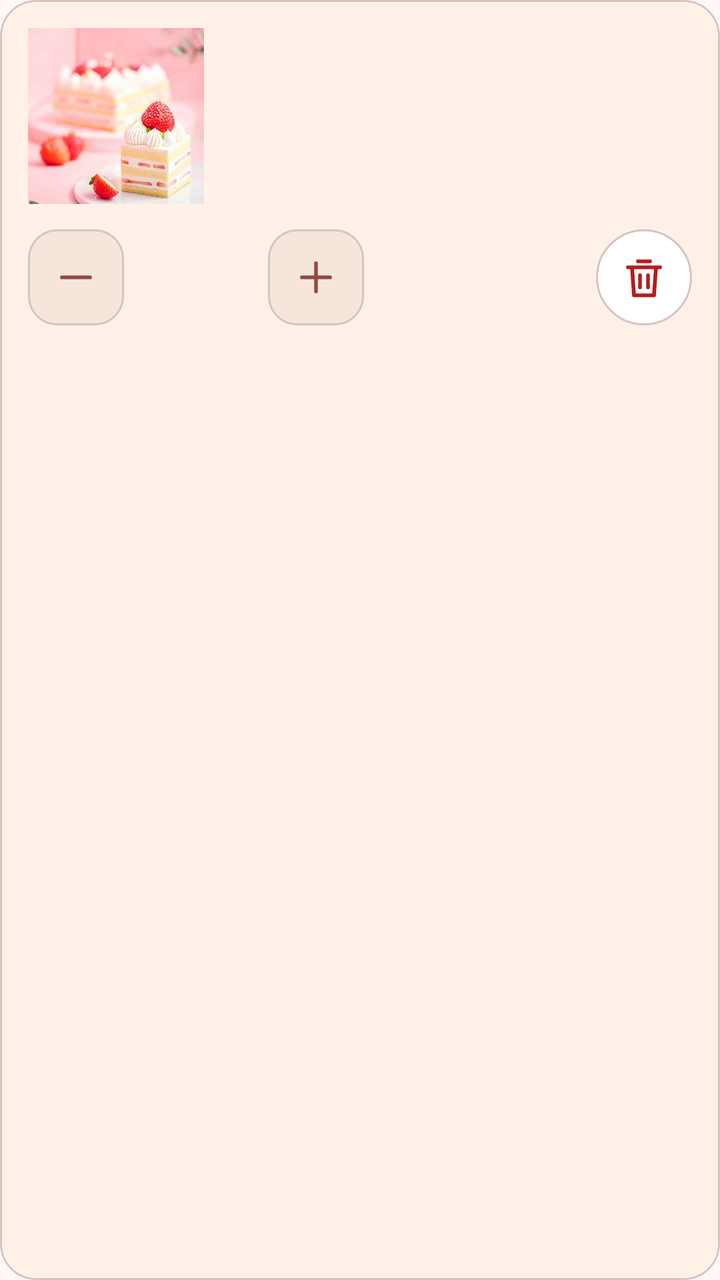
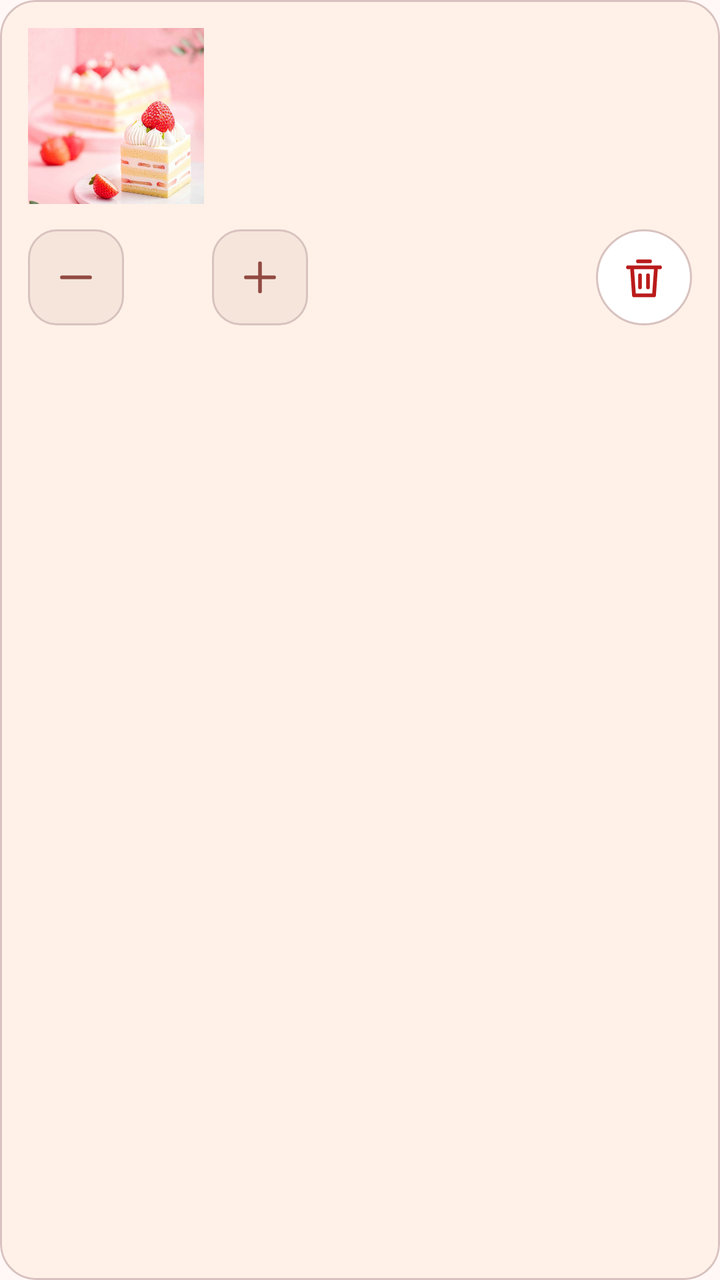

Compare the two renders of this Android layout. The source of the first and the diff that turns it into the second are given below.
<!-- AndroidManifest.xml: application theme Theme.ButterQueen -->
<!-- res/layout/item_cart.xml -->
<?xml version="1.0" encoding="utf-8"?>
<com.google.android.material.card.MaterialCardView xmlns:android="http://schemas.android.com/apk/res/android"
    xmlns:app="http://schemas.android.com/apk/res-auto"
    android:layout_width="match_parent"
    android:layout_height="wrap_content"
    android:layout_marginBottom="12dp"
    app:cardBackgroundColor="@color/md_theme_surfaceContainerLow"
    app:cardCornerRadius="18dp"
    app:cardElevation="0dp"
    app:strokeColor="@color/md_theme_outlineVariant"
    app:strokeWidth="1dp">
    <LinearLayout
        android:layout_width="match_parent"
        android:layout_height="wrap_content"
        android:orientation="vertical"
        android:padding="14dp">
        <LinearLayout
            android:layout_width="match_parent"
            android:layout_height="wrap_content"
            android:orientation="horizontal">
            <ImageView
                android:id="@+id/cartCakeImageView"
                android:layout_width="88dp"
                android:layout_height="88dp"
                android:contentDescription="Product photo"
                android:scaleType="centerCrop"
                android:src="@drawable/cake_wallpaper" />
            <LinearLayout
                android:layout_width="0dp"
                android:layout_height="wrap_content"
                android:layout_marginStart="14dp"
                android:layout_weight="1"
                android:orientation="vertical">
                <TextView
                    android:id="@+id/cartCakeNameTextView"
                    android:layout_width="match_parent"
                    android:layout_height="wrap_content"
                    android:maxLines="2"
                    android:textColor="@color/md_theme_onSurface"
                    android:textSize="16sp"
                    android:textStyle="bold" />
                <TextView
                    android:id="@+id/cartCakePriceTextView"
                    android:layout_width="match_parent"
                    android:layout_height="wrap_content"
                    android:layout_marginTop="4dp"
                    android:textColor="@color/md_theme_primary"
                    android:textSize="14sp"
                    android:textStyle="bold" />
                <TextView
                    android:id="@+id/cartCakeDetailsTextView"
                    android:layout_width="match_parent"
                    android:layout_height="wrap_content"
                    android:layout_marginTop="4dp"
                    android:maxLines="2"
                    android:textColor="@color/md_theme_onSurfaceVariant"
                    android:textSize="12sp" />
                <TextView
                    android:id="@+id/itemTotalTextView"
                    android:layout_width="match_parent"
                    android:layout_height="wrap_content"
                    android:layout_marginTop="6dp"
                    android:textColor="@color/md_theme_onSurface"
                    android:textSize="13sp"
                    android:textStyle="bold" />
            </LinearLayout>
        </LinearLayout>
        <LinearLayout
            android:layout_width="match_parent"
            android:layout_height="wrap_content"
            android:layout_marginTop="12dp"
            android:gravity="center_vertical"
            android:orientation="horizontal">
            <ImageButton
                android:id="@+id/minusButton"
                android:layout_width="48dp"
                android:layout_height="48dp"
                android:background="@drawable/bg_bq_stepper"
                android:contentDescription="Decrease quantity"
                android:padding="12dp"
                android:src="@drawable/ic_bq_remove"
                android:tint="@color/bq_stepper_tint" />
            <TextView
                android:id="@+id/quantityTextView"
                android:layout_width="72dp"
                android:layout_height="wrap_content"
                android:gravity="center"
                android:textColor="@color/md_theme_onSurface"
                android:textSize="16sp"
                android:textStyle="bold" />
            <ImageButton
                android:id="@+id/plusButton"
                android:layout_width="48dp"
                android:layout_height="48dp"
                android:background="@drawable/bg_bq_stepper"
                android:contentDescription="Increase quantity"
                android:padding="12dp"
                android:src="@drawable/ic_bq_add"
                android:tint="@color/bq_stepper_tint" />
            <Space
                android:layout_width="0dp"
                android:layout_height="1dp"
                android:layout_weight="1" />
            <ImageButton
                android:id="@+id/removeButton"
                android:layout_width="48dp"
                android:layout_height="48dp"
                android:background="@drawable/bg_bq_icon_surface"
                android:contentDescription="Remove item"
                android:padding="12dp"
                android:src="@drawable/ic_bq_delete"
                android:tint="@color/md_theme_error" />
        </LinearLayout>
    </LinearLayout>
</com.google.android.material.card.MaterialCardView>
<!-- resources referenced by this layout -->
<resources>
  <color name="md_theme_error">#BA1A1A</color>
  <color name="md_theme_onSurface">#221A14</color>
  <color name="md_theme_onSurfaceVariant">#534341</color>
  <color name="md_theme_outlineVariant">#D8C2BF</color>
  <color name="md_theme_primary">#904A42</color>
  <color name="md_theme_surfaceContainerLow">#FFF1E8</color>
  <!-- drawable bg_bq_icon_surface (drawable) -->
  <shape xmlns:android="http://schemas.android.com/apk/res/android" android:shape="oval"><solid android:color="@color/md_theme_surfaceContainerLowest"/><stroke android:width="1dp" android:color="@color/md_theme_outlineVariant"/></shape>
  <!-- drawable bg_bq_stepper (drawable) -->
  <shape xmlns:android="http://schemas.android.com/apk/res/android" android:shape="rectangle"><corners android:radius="14dp"/><solid android:color="@color/md_theme_surfaceContainerHigh"/><stroke android:width="1dp" android:color="@color/md_theme_outlineVariant"/></shape>
  <!-- drawable ic_bq_add (drawable) -->
  <vector xmlns:android="http://schemas.android.com/apk/res/android"
      android:width="24dp" android:height="24dp"
      android:viewportWidth="24" android:viewportHeight="24">
      <path android:fillColor="@android:color/transparent"
          android:strokeColor="#FF000000" android:strokeWidth="1.9"
          android:strokeLineCap="round" android:strokeLineJoin="round"
          android:pathData="M12,5 V19 M5,12 H19" />
  </vector>
  <!-- drawable ic_bq_delete (drawable) -->
  <vector xmlns:android="http://schemas.android.com/apk/res/android"
      android:width="24dp" android:height="24dp"
      android:viewportWidth="24" android:viewportHeight="24">
      <path android:fillColor="@android:color/transparent"
          android:strokeColor="#FF000000" android:strokeWidth="1.9"
          android:strokeLineCap="round" android:strokeLineJoin="round"
          android:pathData="M4,7 H20 M9,4 H15 M6,7 L7,21 H17 L18,7 M10,11 V17 M14,11 V17" />
  </vector>
  <!-- drawable ic_bq_remove (drawable) -->
  <vector xmlns:android="http://schemas.android.com/apk/res/android"
      android:width="24dp" android:height="24dp"
      android:viewportWidth="24" android:viewportHeight="24">
      <path android:fillColor="@android:color/transparent"
          android:strokeColor="#FF000000" android:strokeWidth="1.9"
          android:strokeLineCap="round" android:strokeLineJoin="round"
          android:pathData="M5,12 H19" />
  </vector>
  <color name="md_theme_surfaceContainerLowest">#FFFFFF</color>
  <color name="md_theme_surfaceContainerHigh">#F5E5DB</color>
  <color name="md_theme_onPrimary">#FFFFFF</color>
  <color name="md_theme_primaryContainer">#FFDAD5</color>
  <color name="md_theme_onPrimaryContainer">#73342D</color>
  <color name="md_theme_secondary">#775652</color>
  <color name="md_theme_onSecondary">#FFFFFF</color>
  <color name="md_theme_secondaryContainer">#FFDAD5</color>
  <color name="md_theme_onSecondaryContainer">#5D3F3B</color>
  <color name="md_theme_tertiary">#835415</color>
  <color name="md_theme_onTertiary">#FFFFFF</color>
  <color name="md_theme_tertiaryContainer">#FFDDBA</color>
  <color name="md_theme_onTertiaryContainer">#673D00</color>
  <color name="md_theme_onError">#FFFFFF</color>
  <color name="md_theme_errorContainer">#FFDAD6</color>
  <color name="md_theme_onErrorContainer">#93000A</color>
  <color name="md_theme_background">#FFF8F7</color>
  <color name="md_theme_onBackground">#231918</color>
  <color name="md_theme_surface">#FFF8F5</color>
  <color name="md_theme_surfaceVariant">#F5DDDA</color>
  <color name="md_theme_outline">#857370</color>
  <!-- unchanged entries left out for length: 2 -->
</resources>

<!-- the commit's change to res/layout/item_cart.xml (unified diff, before → after) -->
@@ -33,6 +33,7 @@
                 android:orientation="vertical">
                 <TextView
                     android:id="@+id/cartCakeNameTextView"
+                    android:ellipsize="end"
                     android:layout_width="match_parent"
                     android:layout_height="wrap_content"
                     android:maxLines="2"
@@ -82,7 +83,7 @@
                 android:tint="@color/bq_stepper_tint" />
             <TextView
                 android:id="@+id/quantityTextView"
-                android:layout_width="72dp"
+                android:layout_width="44dp"
                 android:layout_height="wrap_content"
                 android:gravity="center"
                 android:textColor="@color/md_theme_onSurface"
